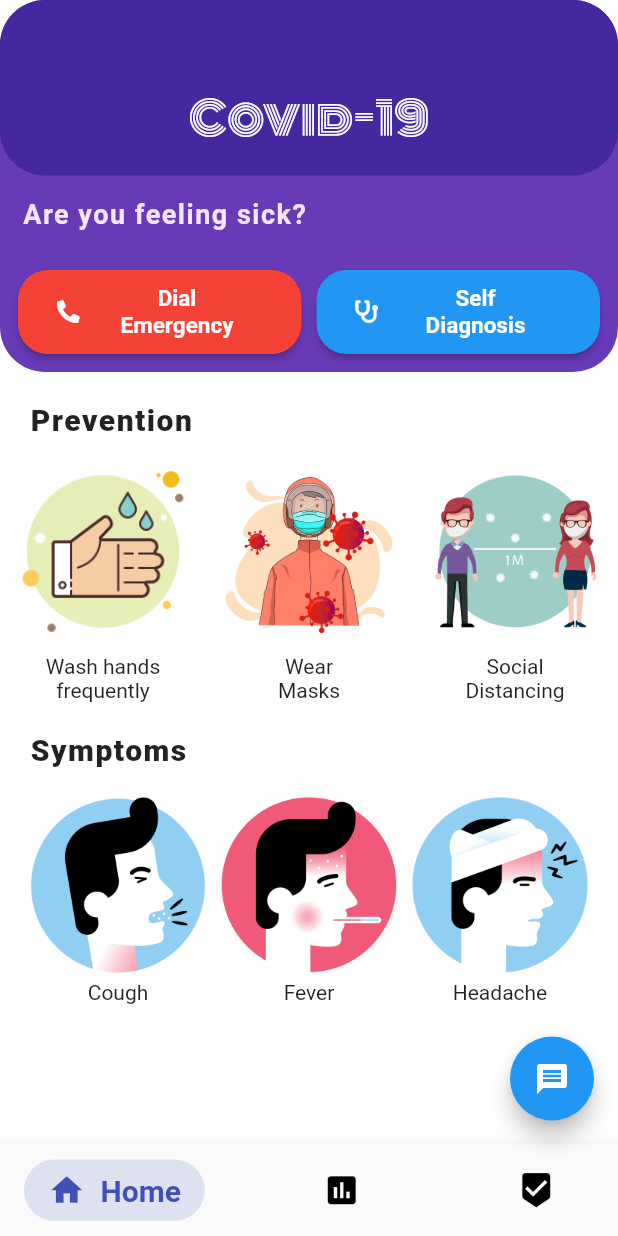
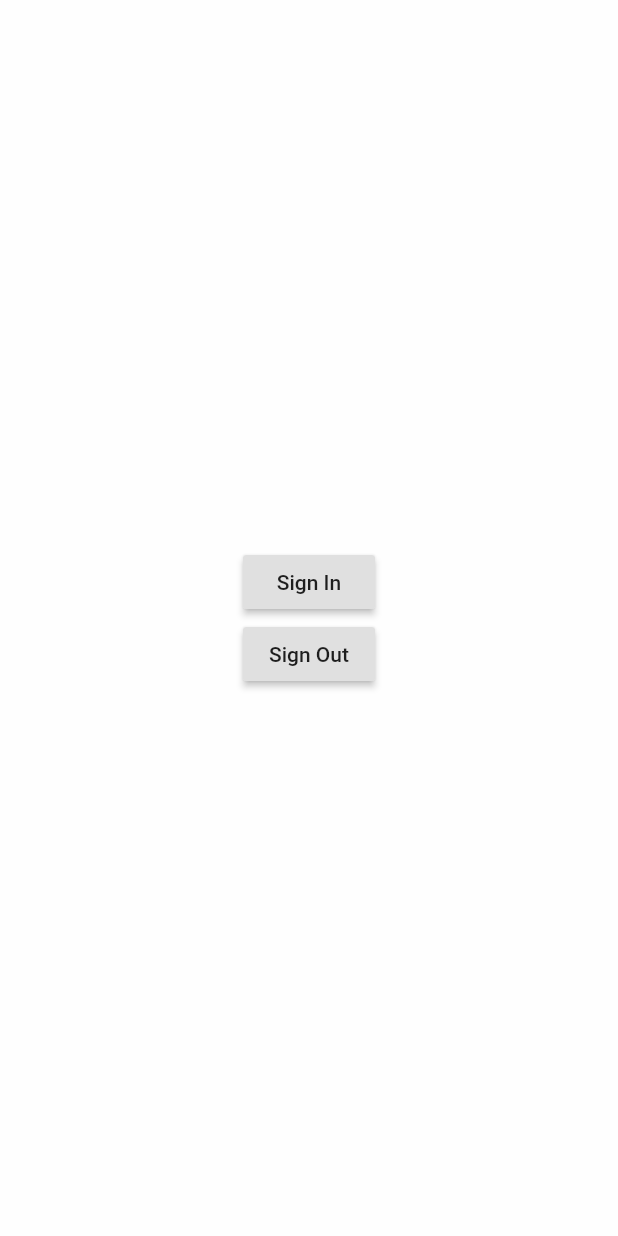
Before and after one commit to s-suryakiran/COVID-Fight, a Flutter app: the screen it shows after launch, on a phone screen of 412 x 824 dp. Run offline on Flutter 3.47's test engine with Material 2 defaults, Android fonts, the phone set to English and light mode, and no system bars; our stand-ins replace firebase_auth, firebase_messaging, flutter_svg, font_awesome_flutter, google_sign_in, webview_flutter; missing offline and left inert: grouped_buttons; accounts and stored records are empty; Roboto replaces fonts that are missing (Comfortaa); project files that could hold a hidden picture were left out.

Commit message:
sign in page done

```diff
--- a/lib/home.dart
+++ b/lib/home.dart
@@ -7,12 +7,14 @@ import 'selfDiagnosis/self_diagnosis_home.dart';
 import 'selfDiagnosis/self_diagnosis_brain.dart';
 
 class Home extends StatelessWidget {
+
   @override
   Widget build(BuildContext context) {
     return Scaffold(
         body: SingleChildScrollView(
           child: Column(
             children: <Widget>[
+
               Container(
                 decoration: BoxDecoration(
                   borderRadius: BorderRadius.circular(30),
--- a/lib/main.dart
+++ b/lib/main.dart
@@ -1,6 +1,7 @@
 import 'constants.dart';
 import 'package:flutter/material.dart';
 import 'home_screen.dart';
+import 'signin.dart';
 void main() => runApp(MyApp());
 
 class MyApp extends StatelessWidget {
@@ -15,7 +16,8 @@ class MyApp extends StatelessWidget {
           textTheme: TextTheme(
             bodyText1: TextStyle(color: kBodyTextColor),
           )),
-      home:HomeScreen(),
+      //home:HomeScreen(),
+    home:SignIn(),
     );
   }
 }
--- /dev/null
+++ b/lib/signin.dart
@@ -0,0 +1,36 @@
+import 'package:flutter/material.dart';
+import 'package:firebase_auth/firebase_auth.dart';
+import 'package:google_sign_in/google_sign_in.dart';
+import 'dart:async';
+class SignIn extends StatelessWidget {
+  final FirebaseAuth _auth=FirebaseAuth.instance;
+  final GoogleSignIn googleSignIn=new GoogleSignIn();
+  Future<FirebaseUser> _signIn() async{
+    GoogleSignInAccount googleSignInAccount=await googleSignIn.signIn();
+    GoogleSignInAuthentication gSA=await googleSignInAccount.authentication;
+    AuthCredential credential =GoogleAuthProvider.getCredential(idToken: gSA.idToken,   accessToken: gSA.accessToken);
+    FirebaseUser user=(await _auth.signInWithCredential(credential)).user;
+    print("una: ${user.displayName}");
+
+    return user;
+  }
+  void signOut(){
+    googleSignIn.signOut();
+    print("user signed out");
+  }
+  @override
+  Widget build(BuildContext context) {
+    return Scaffold(
+      body: Center(
+        child: Column(
+          mainAxisAlignment: MainAxisAlignment.center,
+          children: <Widget>[
+            RaisedButton(onPressed: ()=>_signIn().then((FirebaseUser user)=>print(user)).catchError((onError)=>print(onError)),child: Text("Sign In"),),
+            RaisedButton(onPressed: ()=>signOut(),child: Text("Sign Out"),),
+
+          ],
+        ),
+      ),
+    );
+  }
+}
--- a/pubspec.yaml
+++ b/pubspec.yaml
@@ -35,6 +35,7 @@ dependencies:
   cloud_firestore: ^0.13.5
   webview_flutter: ^0.3.22+1
   after_layout: ^1.0.7+2
+  google_sign_in:
 
   # The following adds the Cupertino Icons font to your application.
   # Use with the CupertinoIcons class for iOS style icons.
```
Also changed, not shown: pubspec.lock, 1 other file.
